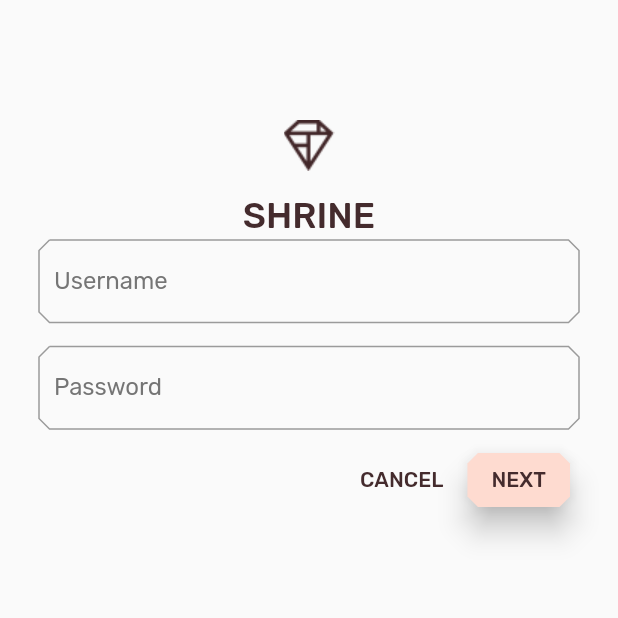
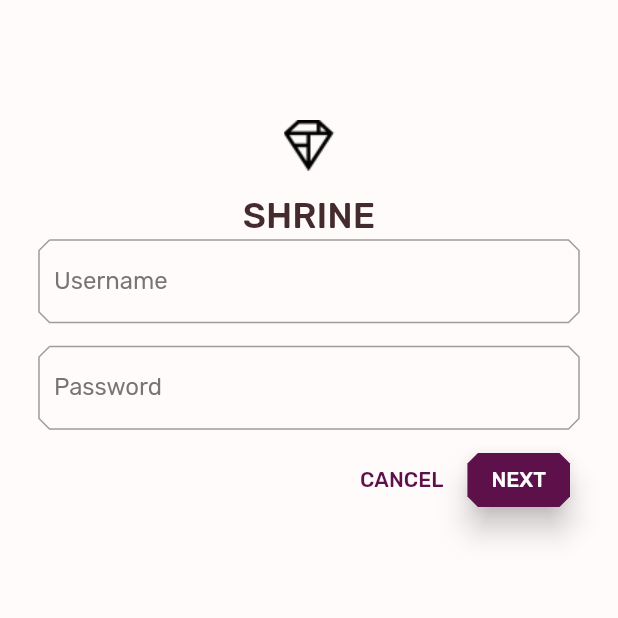
Before and after one commit to ahmed-bs/mdc_100_series, a Flutter app: the screen it shows after launch, on a phone screen of 412 x 824 dp, the top half of it. Run offline on Flutter 3.47's test engine with Material 2 defaults, Android fonts, the phone set to English and light mode, and no system bars.

Commit message:
9. Try another theme (103)

```diff
--- a/lib/colors.dart
+++ b/lib/colors.dart
@@ -11,3 +11,5 @@ const kShrineErrorRed = Color(0xFFC5032B);
 
 const kShrineSurfaceWhite = Color(0xFFFFFBFA);
 const kShrineBackgroundWhite = Colors.white;
+const kShrinePurple = Color(0xFF5D1049);
+const kShrineBlack = Color(0xFF000000);
--- a/lib/home.dart
+++ b/lib/home.dart
@@ -95,7 +95,7 @@ class HomePage extends StatelessWidget {
     // TODO: Pass Category variable to AsymmetricView (104)
     return Scaffold(
       appBar: AppBar(
-        systemOverlayStyle: SystemUiOverlayStyle.dark,
+        systemOverlayStyle: SystemUiOverlayStyle.light,
         leading: IconButton(
           icon: const Icon(
             Icons.menu,
--- a/lib/login.dart
+++ b/lib/login.dart
@@ -13,6 +13,8 @@
 // limitations under the License.
 
 import 'package:flutter/material.dart';
+
+import 'colors.dart';
 
 class LoginPage extends StatefulWidget {
   const LoginPage({Key? key}) : super(key: key);
@@ -51,7 +53,7 @@ class _LoginPageState extends State<LoginPage> {
             const SizedBox(height: 80.0),
             Column(
               children: <Widget>[
-                Image.asset('assets/diamond.png'),
+                Image.asset('assets/diamond.png', color: kShrineBlack),
                 const SizedBox(height: 16.0),
                 Text(
                   'SHRINE',
```
Also changed, not shown: lib/app.dart (+6 -9 lines).
